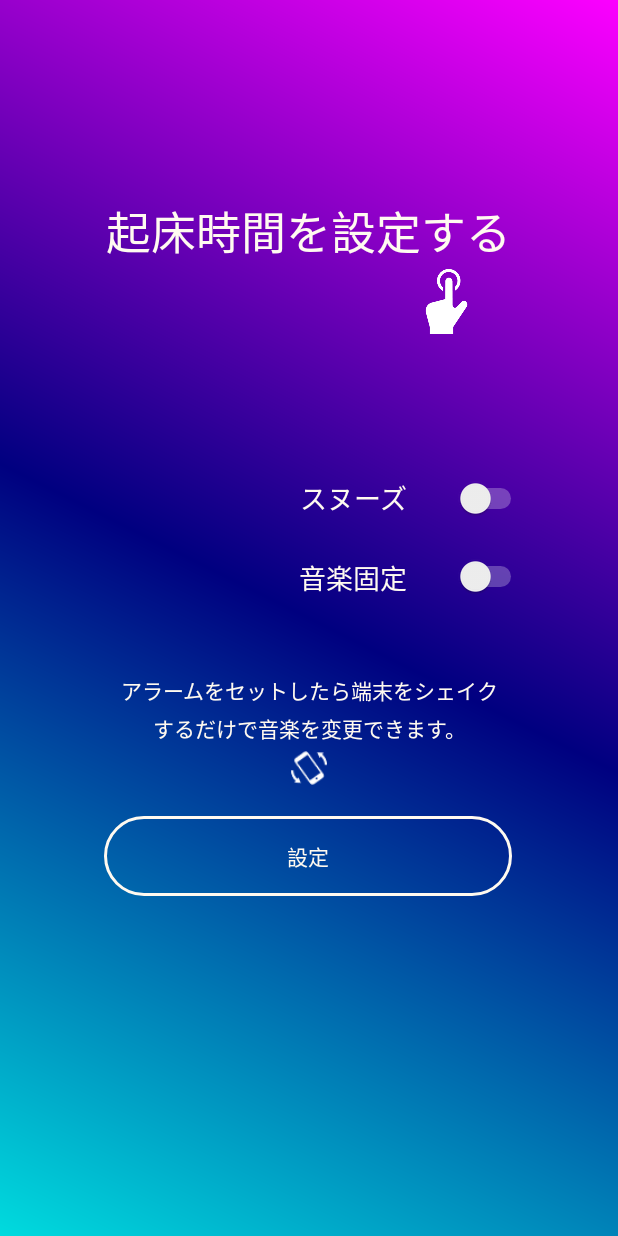
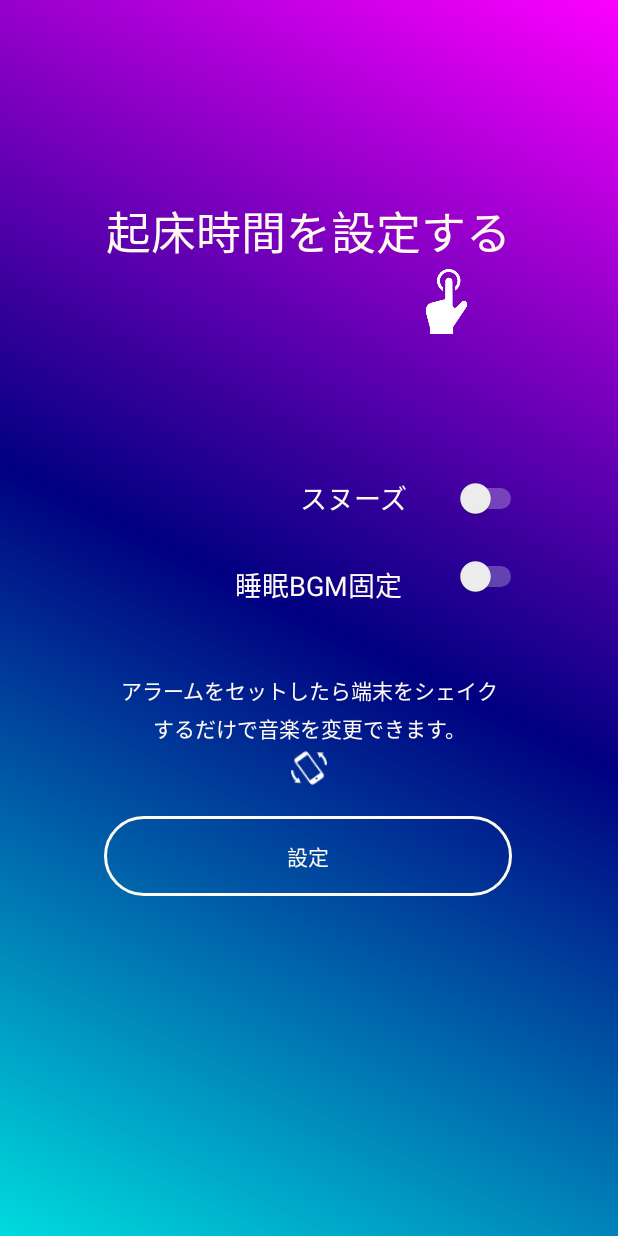
Before and after one commit to minoru1027/SleepLeader, an Android app: the AlarmSetActivity screen opened directly, with no data from a screen before it, on a phone screen of 412 x 824 dp. Run offline under Robolectric (Android 15) with nearby library versions, the phone set to English and light mode, and no system bars; libraries missing offline, so code that uses them is left out: io.realm, io.realm.kotlin; Roboto replaces fonts that are not available here; 6 statements that could not run were skipped.

Commit message:
fix:修正

```diff
--- a/app/src/main/res/layout/activity_alarm_set.xml
+++ b/app/src/main/res/layout/activity_alarm_set.xml
@@ -45,7 +45,6 @@
             android:spinnerMode="dialog"
             app:layout_constraintEnd_toEndOf="parent"
             app:layout_constraintHorizontal_bias="0.787"
-
             app:layout_constraintStart_toStartOf="parent"
             app:layout_constraintTop_toBottomOf="@+id/musicFlag" />
 
@@ -104,12 +103,12 @@
 
     <TextView
             android:id="@+id/textView2"
-            android:layout_width="79dp"
-            android:layout_height="40dp"
-            android:layout_marginStart="196dp"
+            android:layout_width="126dp"
+            android:layout_height="49dp"
+            android:layout_marginStart="149dp"
             android:layout_marginTop="13dp"
             android:gravity="center"
-            android:text="音楽固定"
+            android:text="睡眠BGM固定"
             android:textColor="#fffaf0"
             android:textSize="18sp"
             app:layout_constraintStart_toStartOf="parent"
--- a/app/src/main/res/values/styles.xml
+++ b/app/src/main/res/values/styles.xml
@@ -9,7 +9,7 @@
     </style>
 
     <style name="CustomSwitch" parent="Theme.AppCompat.Light">
-        <item name="colorControlActivated">#ececec</item>
+        <item name="colorControlActivated">#FF14E4</item>
         <item name="android:colorForeground">#fff</item>
 
 
```
